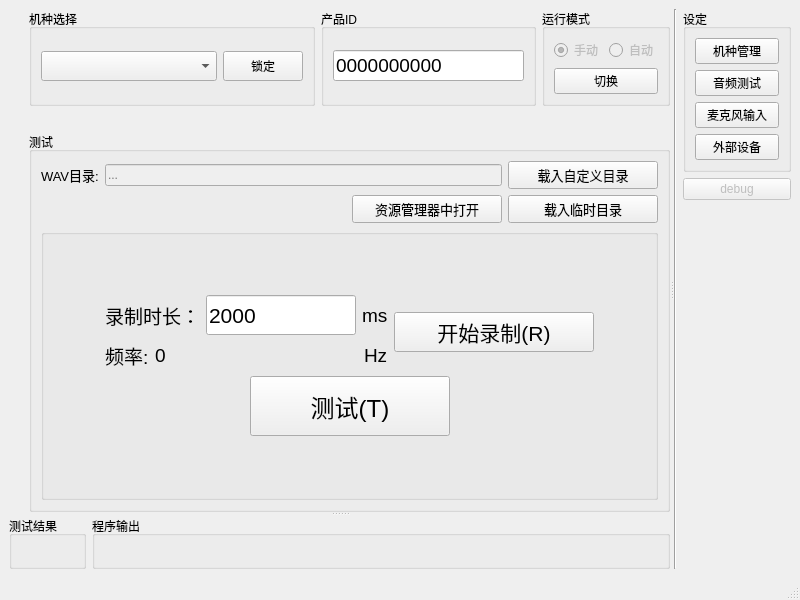
YeeeeRQ/SpeakerTest, file mainwindow.ui: the form before one commit.
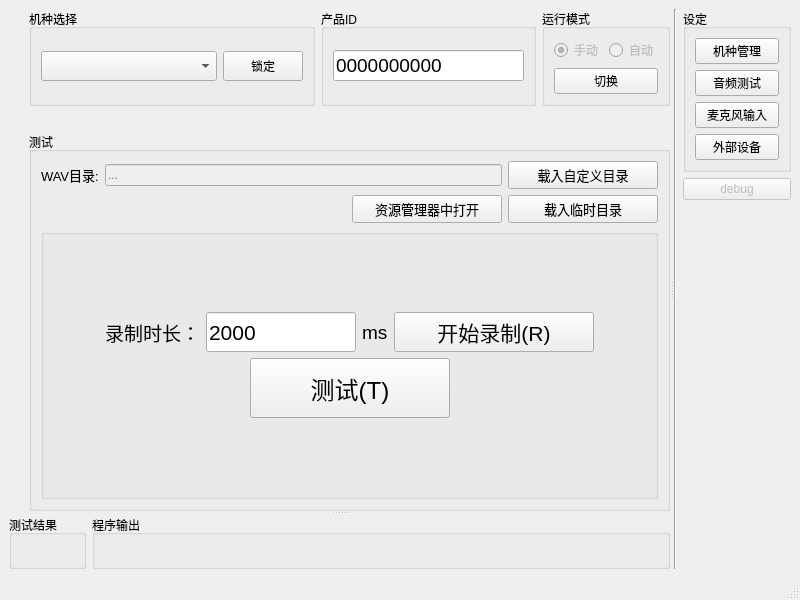
The form after the commit. Custom widgets are drawn as their Qt base class.

```diff
--- a/mainwindow.ui
+++ b/mainwindow.ui
@@ -379,11 +379,16 @@
                        <item>
                         <layout class="QHBoxLayout" name="horizontalLayout_16">
                          <item>
-                          <layout class="QVBoxLayout" name="verticalLayout_11">
-                           <item>
-                            <layout class="QHBoxLayout" name="horizontalLayout_10">
+                          <layout class="QVBoxLayout" name="verticalLayout_11"/>
+                         </item>
                              <item>
                               <widget class="QLabel" name="label_2">
+                           <property name="minimumSize">
+                            <size>
+                             <width>0</width>
+                             <height>40</height>
+                            </size>
+                           </property>
                                <property name="font">
                                 <font>
                                  <pointsize>14</pointsize>
@@ -423,6 +428,12 @@
                              </item>
                              <item>
                               <widget class="QLabel" name="label_3">
+                           <property name="minimumSize">
+                            <size>
+                             <width>0</width>
+                             <height>40</height>
+                            </size>
+                           </property>
                                <property name="font">
                                 <font>
                                  <pointsize>14</pointsize>
@@ -433,50 +444,6 @@
                                </property>
                               </widget>
                              </item>
-                            </layout>
-                           </item>
-                           <item>
-                            <layout class="QHBoxLayout" name="horizontalLayout_19" stretch="0,1,0">
-                             <item>
-                              <widget class="QLabel" name="label_4">
-                               <property name="font">
-                                <font>
-                                 <pointsize>14</pointsize>
-                                </font>
-                               </property>
-                               <property name="text">
-                                <string>频率:</string>
-                               </property>
-                              </widget>
-                             </item>
-                             <item>
-                              <widget class="QLabel" name="label_AudioFreq">
-                               <property name="font">
-                                <font>
-                                 <pointsize>14</pointsize>
-                                </font>
-                               </property>
-                               <property name="text">
-                                <string>0</string>
-                               </property>
-                              </widget>
-                             </item>
-                             <item>
-                              <widget class="QLabel" name="label_5">
-                               <property name="font">
-                                <font>
-                                 <pointsize>14</pointsize>
-                                </font>
-                               </property>
-                               <property name="text">
-                                <string>Hz</string>
-                               </property>
-                              </widget>
-                             </item>
-                            </layout>
-                           </item>
-                          </layout>
-                         </item>
                          <item>
                           <widget class="QPushButton" name="btnStartRecord">
                            <property name="minimumSize">
```
Left out of the diff: 2 changed lines with no effect on the pictures. Lines whose indentation alone changed are shown as unchanged.
